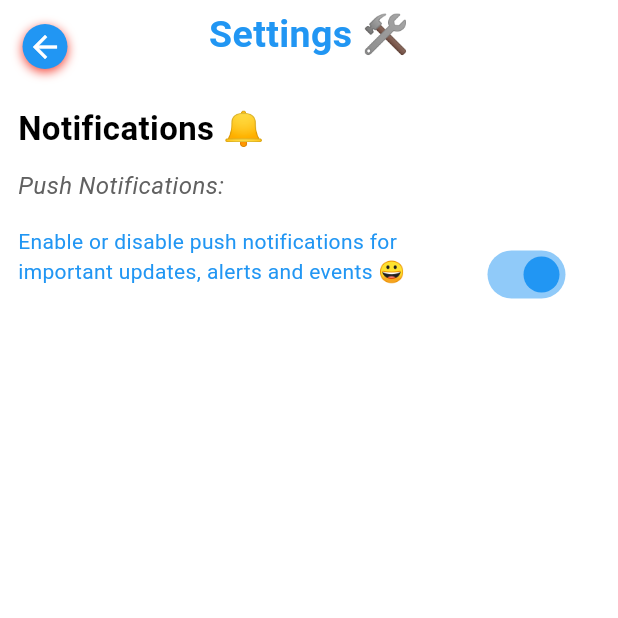
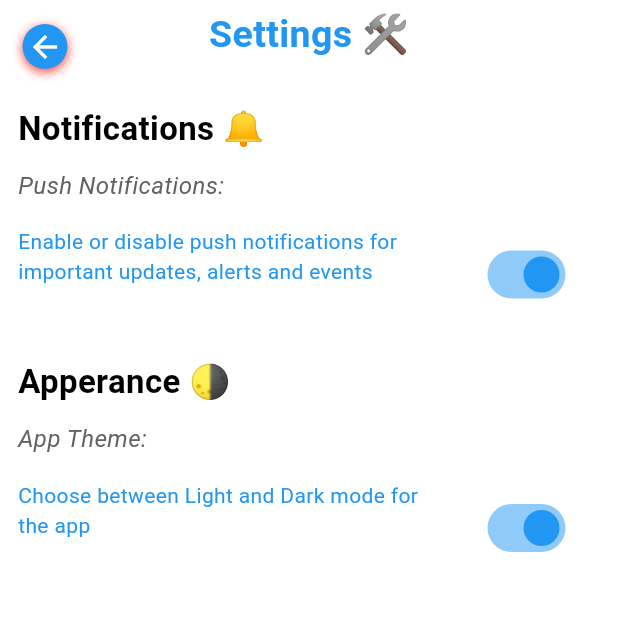
Before and after one commit to Yvonne-Wanja-1/appy, a Flutter app: the SettingsPage screen opened by its route, on a phone screen of 412 x 824 dp, the top half of it. Run offline on Flutter 3.47's test engine with Material 3 defaults, Android fonts, the phone set to English and light mode, and no system bars; our stand-ins replace animated_text_kit, curved_navigation_bar, font_awesome_flutter, google_fonts, image_cropper, image_picker and 1 more; missing offline and left inert: open_file_plus.

Commit message:
addes some widgets

```diff
--- a/appy/lib/pages/pages/settings.dart
+++ b/appy/lib/pages/pages/settings.dart
@@ -98,14 +98,14 @@ Padding(
    ),
 
 
-SizedBox(height: 16,),
-Padding(
+ SizedBox(height: 16,),
+ Padding(
   padding: const EdgeInsets.only(left: 12.0, right: 23.0),
   child: Row(
     crossAxisAlignment: CrossAxisAlignment.start, // Align items to the top
     children: [
       Expanded( // Wrap the Text widget with Expanded in order to use the remaining space
-        child: Text('''Enable or disable push notifications for important updates, alerts and events 😀''',
+        child: Text('''Enable or disable push notifications for important updates, alerts and events''',
           style: TextStyle(
             fontSize: 14,
             color: Colors.blue,
@@ -130,7 +130,72 @@ Padding(
               ),
     ],
   ),
-)
+),
+
+
+
+
+
+
+SizedBox(height: 24,),
+Padding(
+      padding: const EdgeInsets.only(left:12),
+      child: Text('Apperance 🌗',
+      style: TextStyle(fontSize: 22,
+      fontWeight: FontWeight.bold,
+      color: Colors.black),
+      //textAlign: TextAlign.center,
+       ),
+    ),
+
+    SizedBox(height: 10),
+
+Padding(
+  padding: const EdgeInsets.only(left:12),
+  child: Text('App Theme:',
+  style: TextStyle(fontSize: 16,
+ // fontWeight: FontWeight.bold,
+ fontStyle: FontStyle.italic,
+   color:  Colors.grey.shade700),
+  ),
+   //textAlign: TextAlign.center,
+   ),
+
+
+ SizedBox(height: 16,),
+ Padding(
+  padding: const EdgeInsets.only(left: 12.0, right: 23.0),
+  child: Row(
+    crossAxisAlignment: CrossAxisAlignment.start, // Align items to the top
+    children: [
+      Expanded( // Wrap the Text widget with Expanded in order to use the remaining space
+        child: Text('''Choose between Light and Dark mode for the app''',
+          style: TextStyle(
+            fontSize: 14,
+            color: Colors.blue,
+          ),
+        ),
+      ),
+      SizedBox(width: 16), // Add some spacing between text and switch
+      // Switch widget for toggling notifications
+              Padding(
+                padding: const EdgeInsets.all(8.0),
+                child: Switch(
+                  value: _notificationsEnabled, // Use the state variable
+                  onChanged: (value) {
+                    setState(() {
+                      _notificationsEnabled = value; // Update the state
+                    });
+                  },
+                  activeColor: Colors.blue, // Color when switch is on
+                  inactiveThumbColor: Colors.grey, // Color of the thumb when off
+                  inactiveTrackColor: Colors.grey.shade300, // Color of the track when off
+                ),
+              ),
+    ],
+  ),
+),
+
 
 
 
```
